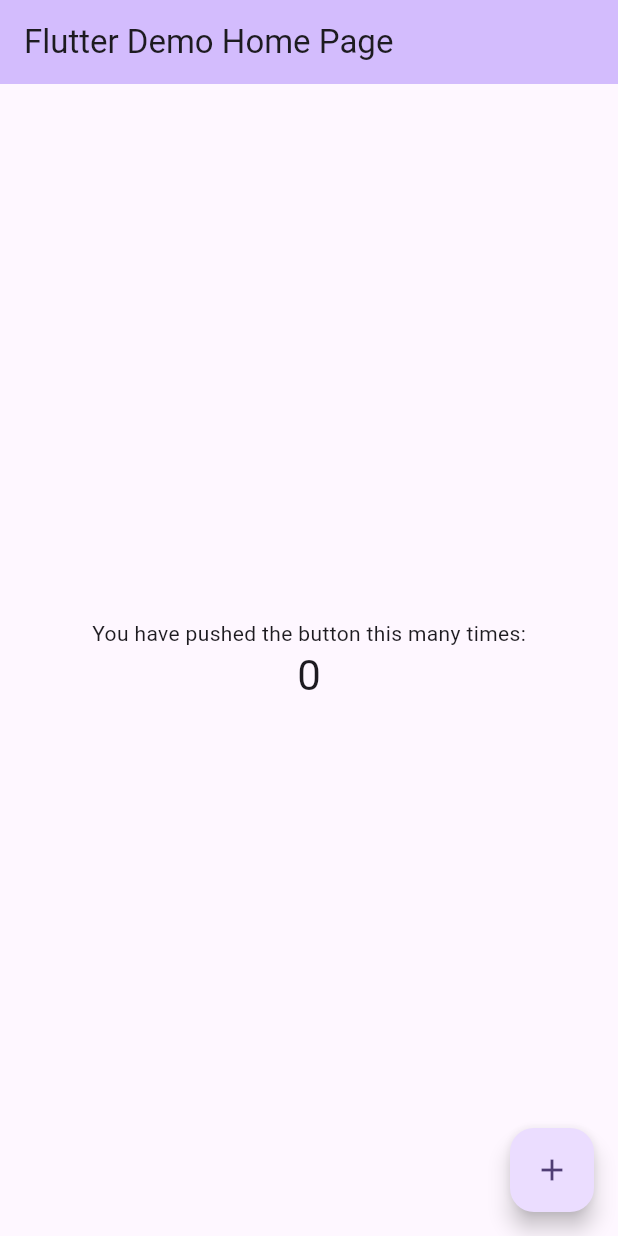
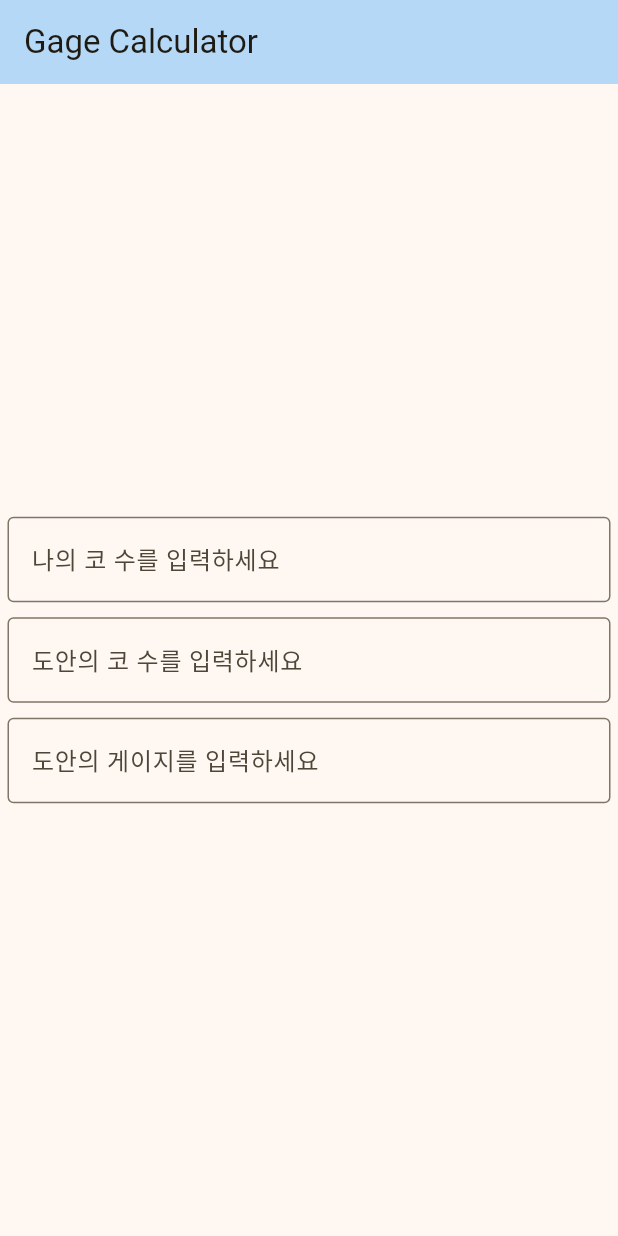
Before and after one commit to soonSoonyy/geeknitter, a Flutter app: the screen it shows after launch, on a phone screen of 412 x 824 dp. Run offline on Flutter 3.47's test engine with Material 3 defaults, Android fonts, the phone set to English and light mode, and no system bars.

Commit message:
main.dart 구조 셋팅

```diff
--- a/geeknitterapp/lib/main.dart
+++ b/geeknitterapp/lib/main.dart
@@ -11,115 +11,116 @@
   @override
   Widget build(BuildContext context) {
     return MaterialApp(
-      title: 'Flutter Demo',
+      title: 'Gage Calculator',
       theme: ThemeData(
-        // This is the theme of your application.
-        //
-        // TRY THIS: Try running your application with "flutter run". You'll see
-        // the application has a purple toolbar. Then, without quitting the app,
-        // try changing the seedColor in the colorScheme below to Colors.green
-        // and then invoke "hot reload" (save your changes or press the "hot
-        // reload" button in a Flutter-supported IDE, or press "r" if you used
-        // the command line to start the app).
-        //
-        // Notice that the counter didn't reset back to zero; the application
-        // state is not lost during the reload. To reset the state, use hot
-        // restart instead.
-        //
-        // This works for code too, not just values: Most code changes can be
-        // tested with just a hot reload.
-        colorScheme: ColorScheme.fromSeed(seedColor: Colors.deepPurple),
+        colorScheme: ColorScheme.fromSeed(seedColor: Colors.amber),
         useMaterial3: true,
       ),
-      home: const MyHomePage(title: 'Flutter Demo Home Page'),
+      home: const HomeWidget(),
     );
   }
 }
 
-class MyHomePage extends StatefulWidget {
-  const MyHomePage({super.key, required this.title});
-
-  // This widget is the home page of your application. It is stateful, meaning
-  // that it has a State object (defined below) that contains fields that affect
-  // how it looks.
-
-  // This class is the configuration for the state. It holds the values (in this
-  // case the title) provided by the parent (in this case the App widget) and
-  // used by the build method of the State. Fields in a Widget subclass are
-  // always marked "final".
-
-  final String title;
-
-  @override
-  State<MyHomePage> createState() => _MyHomePageState();
-}
-
-class _MyHomePageState extends State<MyHomePage> {
-  int _counter = 0;
-
-  void _incrementCounter() {
-    setState(() {
-      // This call to setState tells the Flutter framework that something has
-      // changed in this State, which causes it to rerun the build method below
-      // so that the display can reflect the updated values. If we changed
-      // _counter without calling setState(), then the build method would not be
-      // called again, and so nothing would appear to happen.
-      _counter++;
-    });
-  }
+class HomeWidget extends StatelessWidget {
+  const HomeWidget({super.key});
 
   @override
   Widget build(BuildContext context) {
-    // This method is rerun every time setState is called, for instance as done
-    // by the _incrementCounter method above.
-    //
-    // The Flutter framework has been optimized to make rerunning build methods
-    // fast, so that you can just rebuild anything that needs updating rather
-    // than having to individually change instances of widgets.
     return Scaffold(
       appBar: AppBar(
-        // TRY THIS: Try changing the color here to a specific color (to
-        // Colors.amber, perhaps?) and trigger a hot reload to see the AppBar
-        // change color while the other colors stay the same.
-        backgroundColor: Theme.of(context).colorScheme.inversePrimary,
-        // Here we take the value from the MyHomePage object that was created by
-        // the App.build method, and use it to set our appbar title.
-        title: Text(widget.title),
+        backgroundColor: const Color(0xD8A8D2F8),
+        title: const Text('Gage Calculator'),
       ),
-      body: Center(
-        // Center is a layout widget. It takes a single child and positions it
-        // in the middle of the parent.
+      body: const Center(
         child: Column(
-          // Column is also a layout widget. It takes a list of children and
-          // arranges them vertically. By default, it sizes itself to fit its
-          // children horizontally, and tries to be as tall as its parent.
-          //
-          // Column has various properties to control how it sizes itself and
-          // how it positions its children. Here we use mainAxisAlignment to
-          // center the children vertically; the main axis here is the vertical
-          // axis because Columns are vertical (the cross axis would be
-          // horizontal).
-          //
-          // TRY THIS: Invoke "debug painting" (choose the "Toggle Debug Paint"
-          // action in the IDE, or press "p" in the console), to see the
-          // wireframe for each widget.
           mainAxisAlignment: MainAxisAlignment.center,
-          children: <Widget>[
-            const Text(
-              'You have pushed the button this many times:',
-            ),
-            Text(
-              '$_counter',
-              style: Theme.of(context).textTheme.headlineMedium,
-            ),
+          children: [
+            MyCount(),
+            DoanCount(),
+            DoanGage(),
           ],
         ),
       ),
-      floatingActionButton: FloatingActionButton(
-        onPressed: _incrementCounter,
-        tooltip: 'Increment',
-        child: const Icon(Icons.add),
-      ), // This trailing comma makes auto-formatting nicer for build methods.
     );
   }
 }
+
+class MyCount extends StatefulWidget {
+  const MyCount({super.key});
+
+  @override
+  State<MyCount> createState() => _MyCountState();
+}
+
+class _MyCountState extends State<MyCount> {
+  @override
+  Widget build(BuildContext context) {
+    return Container(
+      margin: const EdgeInsets.all(5),
+      child: const TextField(
+          decoration: InputDecoration(
+            border: OutlineInputBorder(),
+            hintText: '나의 코 수를 입력하세요',
+          )
+      ),
+    );
+  }
+}
+
+class DoanCount extends StatefulWidget {
+  const DoanCount({super.key});
+
+  @override
+  State<DoanCount> createState() => _DoanCountState();
+}
+
+class _DoanCountState extends State<DoanCount> {
+  @override
+  Widget build(BuildContext context) {
+    return Container(
+      margin: const EdgeInsets.all(5),
+      child: const TextField(
+        decoration: InputDecoration(
+          border: OutlineInputBorder(),
+          hintText: '도안의 코 수를 입력하세요',
+        )
+      ),
+    );
+  }
+}
+
+class DoanGage extends StatefulWidget {
+  const DoanGage({super.key});
+
+  @override
+  State<DoanGage> createState() => _DoanGageState();
+}
+
+class _DoanGageState extends State<DoanGage> {
+  @override
+  Widget build(BuildContext context) {
+    return Container(
+      margin: const EdgeInsets.all(5),
+      child: const TextField(
+          decoration: InputDecoration(
+            border: OutlineInputBorder(),
+            hintText: '도안의 게이지를 입력하세요',
+          )
+      ),
+    );
+  }
+}
+
+class MyGage extends StatefulWidget {
+  const MyGage({super.key});
+
+  @override
+  State<MyGage> createState() => _MyGageState();
+}
+
+class _MyGageState extends State<MyGage> {
+  @override
+  Widget build(BuildContext context) {
+    return const Text('나의 게이지는 0 입니다');
+  }
+}
```
